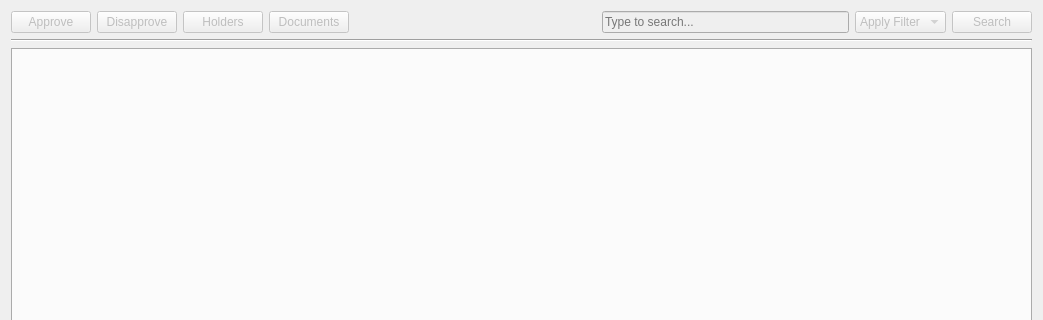
gltn/stdm, file ui/flts/workflow_manager/ui_workflow_manager.ui: the form before one commit; both pictures show x 0 to 1043 and y 0 to 320 of the 1043 by 745 pixel window.
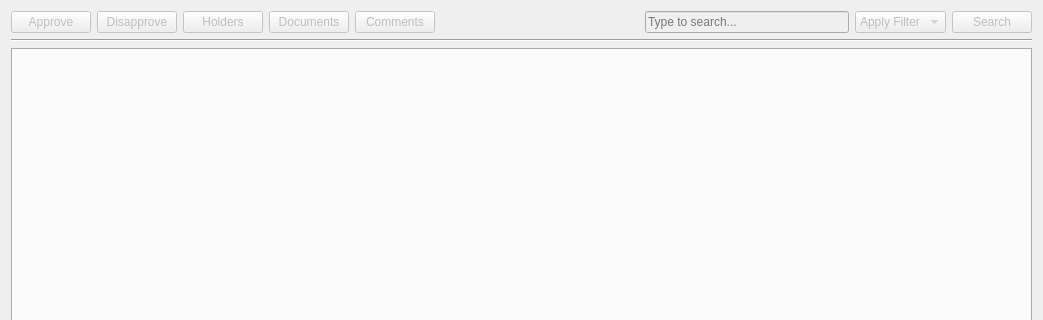
The form after the commit.

Commit message: Added "Comments" button to workflow manager

The edit to the form file:
```diff
--- a/ui/flts/workflow_manager/ui_workflow_manager.ui
+++ b/ui/flts/workflow_manager/ui_workflow_manager.ui
@@ -15,6 +15,8 @@
   </property>
   <layout class="QHBoxLayout" name="horizontalLayout_2">
    <item>
+    <layout class="QVBoxLayout" name="verticalLayout_2">
+     <item>
     <layout class="QVBoxLayout" name="verticalLayout">
      <item>
       <layout class="QVBoxLayout" name="vlNotification"/>
@@ -61,6 +63,16 @@
          </property>
         </widget>
        </item>
+         <item>
+          <widget class="QPushButton" name="commentsButton">
+           <property name="enabled">
+            <bool>false</bool>
+           </property>
+           <property name="text">
+            <string>Comments</string>
+           </property>
+          </widget>
+         </item>
        <item>
         <spacer name="horizontalSpacer">
          <property name="orientation">
@@ -68,7 +80,7 @@
          </property>
          <property name="sizeHint" stdset="0">
           <size>
-           <width>178</width>
+             <width>98</width>
            <height>20</height>
           </size>
          </property>
@@ -105,6 +117,8 @@
           <string>Search</string>
          </property>
         </widget>
+         </item>
+        </layout>
        </item>
       </layout>
      </item>
```
Lines whose indentation alone changed are shown as unchanged. The commit also changes 3 other files.
